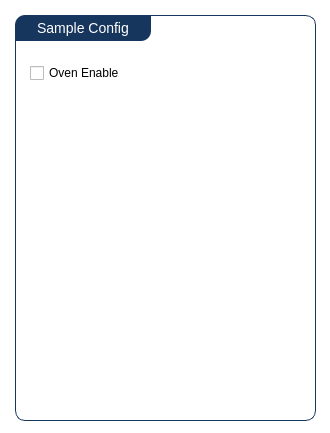
pnjun/UrsaPQ-Manager, file Utils/ursapqConsoleData/sample.ui: the form before one commit.
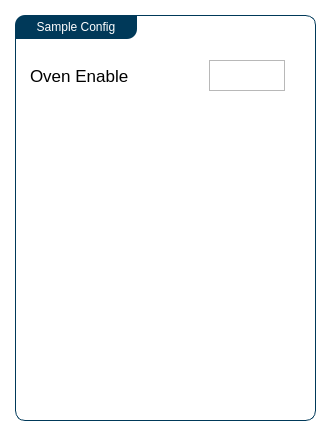
The form after the commit.

Commit message: oven pid filter + aesthetics

```diff
--- a/Utils/ursapqConsoleData/sample.ui
+++ b/Utils/ursapqConsoleData/sample.ui
@@ -6,8 +6,8 @@
    <rect>
     <x>0</x>
     <y>0</y>
-    <width>330</width>
-    <height>433</height>
+    <width>328</width>
+    <height>435</height>
    </rect>
   </property>
   <property name="windowTitle">
@@ -18,10 +18,13 @@
 	background-color: rgb(255, 255, 255);
 }
 
+QLabel {
+	font-size: 12.5pt;
+}
+
 QGroupBox {
     border: 1px solid gray;
-    border-color: #FF17365D;
-    font-size: 14px;
+    border-color: #003959;
     border-radius: 10px;
 }
 
@@ -30,7 +33,7 @@
  	border-top-left-radius: 10px;
  	border-bottom-right-radius: 10px;
     padding: 5px 20px;
-    background-color: #FF17365D;
+    background-color: #003959;
     color: rgb(255, 255, 255);
 }</string>
   </property>
@@ -47,20 +50,33 @@
     <property name="title">
      <string>Sample Config</string>
     </property>
-    <widget class="QCheckBox" name="oven_enable">
+    <widget class="QLabel" name="label">
      <property name="geometry">
       <rect>
        <x>15</x>
        <y>45</y>
-       <width>141</width>
-       <height>26</height>
+       <width>106</width>
+       <height>31</height>
       </rect>
      </property>
      <property name="text">
       <string>Oven Enable</string>
      </property>
-     <property name="tristate">
-      <bool>false</bool>
+    </widget>
+    <widget class="QFrame" name="ovenToggleBox">
+     <property name="geometry">
+      <rect>
+       <x>194</x>
+       <y>45</y>
+       <width>76</width>
+       <height>31</height>
+      </rect>
+     </property>
+     <property name="frameShape">
+      <enum>QFrame::StyledPanel</enum>
+     </property>
+     <property name="frameShadow">
+      <enum>QFrame::Raised</enum>
      </property>
     </widget>
    </widget>
```
The commit also changes 9 other files.
